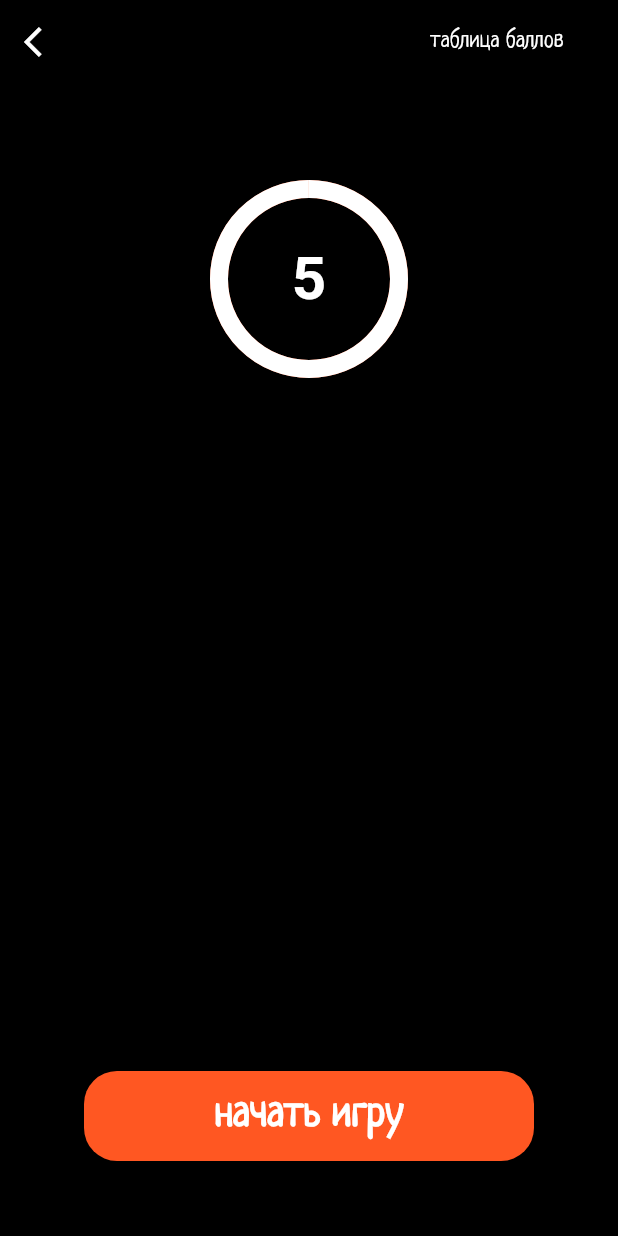
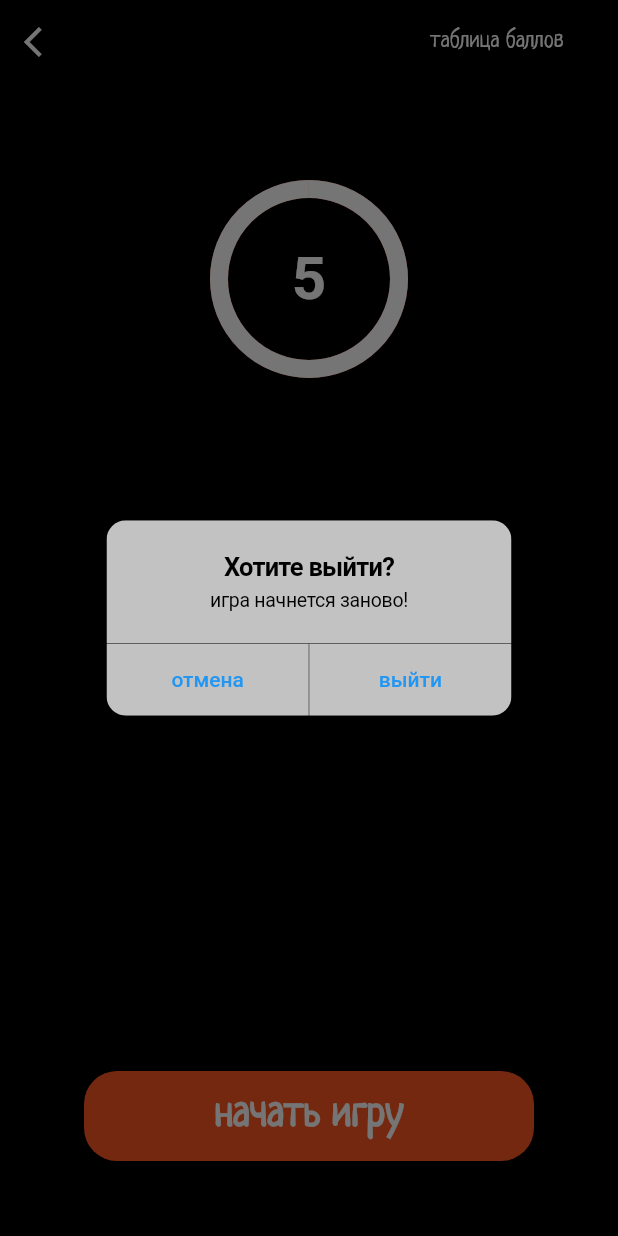
Before and after one commit to iliiagerman/Alias_Bible, a Flutter app: the GameScreen screen opened by its route, after a tap on the "arrow back ios" icon, on a phone screen of 412 x 824 dp. Run offline on Flutter 3.47's test engine with Material 2 defaults, Android fonts, the phone set to English and light mode, and no system bars; our stand-ins replace swipe_cards; project files that could hold a hidden picture were left out.

Commit message:
no message

```diff
--- a/lib/main.dart
+++ b/lib/main.dart
@@ -10,7 +10,7 @@ import 'package:my_blanks/screen/result_game_screen.dart';
 import 'package:my_blanks/screen/rule_screen.dart';
 import 'package:my_blanks/screen/setting_one_screen.dart';
 import 'package:my_blanks/screen/settings_screen.dart';
-import 'package:my_blanks/widgets/button/alert_dialog.dart';
+import 'package:my_blanks/widgets/button/alert.dart';
 
 
 void main() {
@@ -39,6 +39,6 @@ class MyApp extends StatelessWidget {
   @override
   Widget build(BuildContext context) {
     return const HomeScreen();
-    // return const AlertDialogApp();
+
   }
 }
--- a/lib/screen/game/content/game_screen_content.dart
+++ b/lib/screen/game/content/game_screen_content.dart
@@ -1,3 +1,4 @@
+
 import 'package:flutter/cupertino.dart';
 import 'package:flutter/material.dart';
 import 'package:my_blanks/screen/game/content/game_cards_stack.dart';
@@ -8,9 +9,8 @@ import 'package:my_blanks/widgets/button/buttons_for_game.dart';
 import 'package:my_blanks/widgets/button/home_screen_button.dart';
 import 'package:my_blanks/widgets/game/game_timer.dart';
 import 'package:provider/provider.dart';
-
-import '../../../widgets/button/alert_dialog.dart';
-import '../../../widgets/game/card.dart';
+import 'package:flutter/material.dart';
+import 'package:flutter/cupertino.dart';
 
 class GameScreenContent extends StatelessWidget {
   const GameScreenContent({Key? key}) : super(key: key);
@@ -24,24 +24,9 @@ class GameScreenContent extends StatelessWidget {
             backgroundColor: Colors.black,
             leading: IconButton(
                 onPressed: () {
-                  CupertinoAlertDialog(
-                    title: const Text('Выйти из игры?'),
-                    content: const Text('вы сбросите всю игру'),
-                    actions: <CupertinoDialogAction>[
-                      CupertinoDialogAction(
-                        isDefaultAction: true,
-                        onPressed: () {},
-                        child: const Text('No'),
-                      ),
-                      CupertinoDialogAction(
-                        isDestructiveAction: true,
-                        onPressed: () {},
-                        child: const Text('Yes'),
-                      ),
-                    ],
-                  );
-                }, icon: Icon(Icons.arrow_back_ios)
-            ),
+                  _showCupertinoDialog(context);
+                },
+                icon: const Icon(Icons.arrow_back_ios)),
             centerTitle: false,
             title: Row(
               children: [
@@ -66,7 +51,7 @@ class GameScreenContent extends StatelessWidget {
               const SizedBox(height: 20),
               Visibility(
                   visible: state.currentStep == GameStep.startingGame,
-                  child: SizedBox(
+                  child: const SizedBox(
                     height: 50,
                   )),
               GameTimer(
@@ -96,7 +81,7 @@ class GameScreenContent extends StatelessWidget {
                   },
                 ),
               ),
-              Spacer(),
+              const Spacer(),
               Visibility(
                 visible: state.currentStep == GameStep.startingGame,
                 child: Column(
@@ -108,7 +93,7 @@ class GameScreenContent extends StatelessWidget {
                         // startTimer();
                       },
                     ),
-                    SizedBox(height: 50),
+                    const SizedBox(height: 50),
                   ],
                 ),
               ),
@@ -118,4 +103,27 @@ class GameScreenContent extends StatelessWidget {
       );
     });
   }
+  void _showCupertinoDialog(BuildContext context) {
+    showDialog(
+        context: context,
+        builder: (context) {
+          return CupertinoAlertDialog(
+            title: const Text('Хотите выйти?'),
+            content: const Text('игра начнется заново!'),
+            actions: <Widget>[
+              TextButton(
+                  onPressed: () {
+                    Navigator.of(context).pop();
+                  },
+                  child: const Text('отмена')),
+              TextButton(
+                onPressed: () {
+                  Navigator.pushNamed(context, '/');
+                },
+                child: const Text('выйти'),
+              )
+            ],
+          );
+        });
+  }
 }
--- a/lib/screen/game/game_srceen.dart
+++ b/lib/screen/game/game_srceen.dart
@@ -2,6 +2,8 @@ import 'package:flutter/material.dart';
 import 'package:my_blanks/screen/game/content/game_screen_content.dart';
 import 'package:my_blanks/screen/game/game_screen_controller.dart';
 import 'package:provider/provider.dart';
+
+import 'game_screen_state.dart';
 
 class GameScreen extends StatefulWidget {
   const GameScreen({Key? key}) : super(key: key);
@@ -29,13 +31,17 @@ class _GameScreenState extends State<GameScreen> {
 
   @override
   Widget build(BuildContext context) {
-    return MultiProvider(
+    return WillPopScope(
+      onWillPop: () async=> true,
+      child: MultiProvider(
           providers: [
             /// раздает эти две штуки - контролер и стейт всем виджетам в child
             Provider.value(value: _controller),
             ChangeNotifierProvider.value(value: _controller.state),
           ],
           child: const GameScreenContent(),
+
+      ),
     );
   }
 }
--- a/lib/screen/result_game_screen.dart
+++ b/lib/screen/result_game_screen.dart
@@ -24,7 +24,9 @@ class _ResultGameScreenState extends State<ResultGameScreen> {
 
   @override
   Widget build(BuildContext context) {
-    return Scaffold(
+    return WillPopScope(
+      onWillPop: () async => false,
+      child: Scaffold(
           backgroundColor: Colors.black,
           appBar: AppBar(
             leading: const Text(' '),
@@ -57,7 +59,8 @@ class _ResultGameScreenState extends State<ResultGameScreen> {
               ),
               SizedBox(height: 30),
             ],
-        ));
+          )),
+    );
   }
 
   Widget ContactItem(String name, bool isSelected, int index) {
```
Also changed, not shown: lib/widgets/button/alert.dart (added, +71 -0 lines), lib/widgets/button/alert_dialog.dart (deleted, +0 -59 lines). Lines whose indentation alone changed are shown as unchanged.
